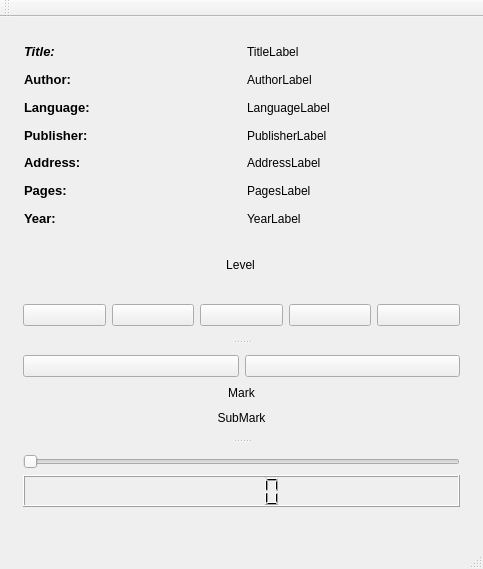
The window that OGG/Player/player.ui (BryanFernandes/player_rab-ogg) describes before a commit, drawn with Qt 5.
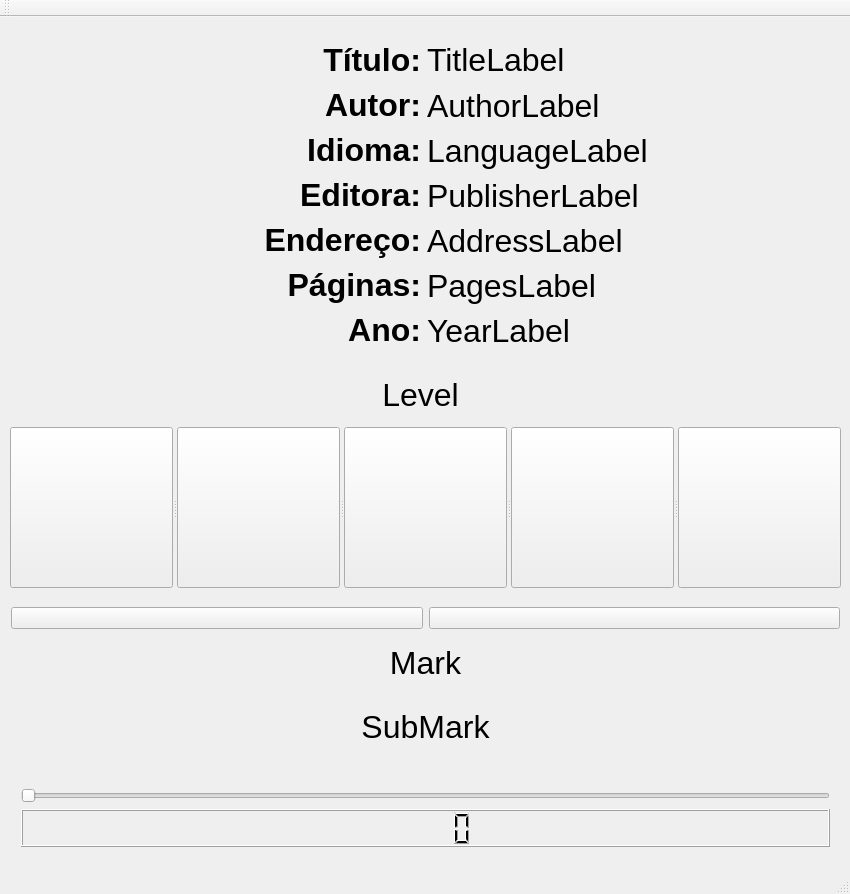
The same window after the commit. Icons and pictures are not drawn.

```diff
--- a/OGG/Player/player.ui
+++ b/OGG/Player/player.ui
@@ -6,8 +6,8 @@
    <rect>
     <x>0</x>
     <y>0</y>
-    <width>483</width>
-    <height>569</height>
+    <width>850</width>
+    <height>894</height>
    </rect>
   </property>
   <property name="windowTitle">
@@ -17,14 +17,19 @@
    <widget class="QLabel" name="levelLabel">
     <property name="geometry">
      <rect>
-      <x>200</x>
-      <y>240</y>
+      <x>380</x>
+      <y>360</y>
       <width>81</width>
-      <height>16</height>
+      <height>31</height>
      </rect>
     </property>
+    <property name="font">
+     <font>
+      <pointsize>24</pointsize>
+     </font>
+    </property>
     <property name="text">
-     <string>&lt;html&gt;&lt;head/&gt;&lt;body&gt;&lt;p align=&quot;center&quot;&gt;Level&lt;/p&gt;&lt;/body&gt;&lt;/html&gt;</string>
+     <string>&lt;html&gt;&lt;head/&gt;&lt;body&gt;&lt;p align=&quot;center&quot;&gt;&lt;span style=&quot; font-size:24pt;&quot;&gt;Level&lt;/span&gt;&lt;/p&gt;&lt;/body&gt;&lt;/html&gt;</string>
     </property>
    </widget>
    <widget class="QWidget" name="layoutWidget">
@@ -32,27 +37,33 @@
      <rect>
       <x>13</x>
       <y>13</y>
-      <width>461</width>
-      <height>211</height>
+      <width>821</width>
+      <height>331</height>
      </rect>
     </property>
     <layout class="QGridLayout" name="gridLayout_2">
-     <item row="6" column="0">
-      <widget class="QLabel" name="staticYearLabel">
-       <property name="text">
-        <string>&lt;html&gt;&lt;head/&gt;&lt;body&gt;&lt;p&gt;&lt;span style=&quot; font-size:10pt; font-weight:600;&quot;&gt;Year:&lt;/span&gt;&lt;/p&gt;&lt;/body&gt;&lt;/html&gt;</string>
-       </property>
-      </widget>
-     </item>
      <item row="3" column="0">
       <widget class="QLabel" name="staticPublisherLabel">
+       <property name="font">
+        <font>
+         <pointsize>24</pointsize>
+        </font>
+       </property>
        <property name="text">
-        <string>&lt;html&gt;&lt;head/&gt;&lt;body&gt;&lt;p&gt;&lt;span style=&quot; font-size:10pt; font-weight:600;&quot;&gt;Publisher:&lt;/span&gt;&lt;/p&gt;&lt;/body&gt;&lt;/html&gt;</string>
+        <string>&lt;html&gt;&lt;head/&gt;&lt;body&gt;&lt;p align=&quot;right&quot;&gt;&lt;span style=&quot; font-size:24pt; font-weight:600;&quot;&gt;Editora:&lt;/span&gt;&lt;/p&gt;&lt;/body&gt;&lt;/html&gt;</string>
        </property>
       </widget>
      </item>
      <item row="0" column="1">
       <widget class="QLabel" name="titleLabel">
+       <property name="font">
+        <font>
+         <pointsize>24</pointsize>
+        </font>
+       </property>
+       <property name="mouseTracking">
+        <bool>true</bool>
+       </property>
        <property name="text">
         <string>&lt;html&gt;&lt;head/&gt;&lt;body&gt;&lt;p&gt;TitleLabel&lt;/p&gt;&lt;/body&gt;&lt;/html&gt;</string>
        </property>
@@ -60,6 +71,14 @@
      </item>
      <item row="1" column="1">
       <widget class="QLabel" name="authorLabel">
+       <property name="font">
+        <font>
+         <pointsize>24</pointsize>
+        </font>
+       </property>
+       <property name="mouseTracking">
+        <bool>true</bool>
+       </property>
        <property name="text">
         <string>AuthorLabel</string>
        </property>
@@ -67,6 +86,14 @@
      </item>
      <item row="4" column="1">
       <widget class="QLabel" name="addressLabel">
+       <property name="font">
+        <font>
+         <pointsize>24</pointsize>
+        </font>
+       </property>
+       <property name="mouseTracking">
+        <bool>true</bool>
+       </property>
        <property name="text">
         <string>AddressLabel</string>
        </property>
@@ -74,20 +101,38 @@
      </item>
      <item row="1" column="0">
       <widget class="QLabel" name="staticAutorLabel">
+       <property name="font">
+        <font>
+         <pointsize>24</pointsize>
+        </font>
+       </property>
        <property name="text">
-        <string>&lt;html&gt;&lt;head/&gt;&lt;body&gt;&lt;p&gt;&lt;span style=&quot; font-size:10pt; font-weight:600;&quot;&gt;Author:&lt;/span&gt;&lt;/p&gt;&lt;/body&gt;&lt;/html&gt;</string>
+        <string>&lt;html&gt;&lt;head/&gt;&lt;body&gt;&lt;p align=&quot;right&quot;&gt;&lt;span style=&quot; font-size:24pt; font-weight:600;&quot;&gt;Autor:&lt;/span&gt;&lt;/p&gt;&lt;/body&gt;&lt;/html&gt;</string>
        </property>
       </widget>
      </item>
      <item row="5" column="0">
       <widget class="QLabel" name="staticPagesLabel">
+       <property name="font">
+        <font>
+         <pointsize>24</pointsize>
+        </font>
+       </property>
        <property name="text">
-        <string>&lt;html&gt;&lt;head/&gt;&lt;body&gt;&lt;p&gt;&lt;span style=&quot; font-size:10pt; font-weight:600;&quot;&gt;Pages:&lt;/span&gt;&lt;/p&gt;&lt;/body&gt;&lt;/html&gt;</string>
+        <string>&lt;html&gt;&lt;head/&gt;&lt;body&gt;&lt;p align=&quot;right&quot;&gt;&lt;span style=&quot; font-size:24pt; font-weight:600;&quot;&gt;Páginas:&lt;/span&gt;&lt;/p&gt;&lt;/body&gt;&lt;/html&gt;</string>
        </property>
       </widget>
      </item>
      <item row="6" column="1">
       <widget class="QLabel" name="yearLabel">
+       <property name="font">
+        <font>
+         <pointsize>24</pointsize>
+        </font>
+       </property>
+       <property name="mouseTracking">
+        <bool>true</bool>
+       </property>
        <property name="text">
         <string>YearLabel</string>
        </property>
@@ -95,6 +140,14 @@
      </item>
      <item row="5" column="1">
       <widget class="QLabel" name="pagesLabel">
+       <property name="font">
+        <font>
+         <pointsize>24</pointsize>
+        </font>
+       </property>
+       <property name="mouseTracking">
+        <bool>true</bool>
+       </property>
        <property name="text">
         <string>PagesLabel</string>
        </property>
@@ -102,15 +155,25 @@
      </item>
      <item row="2" column="0">
       <widget class="QLabel" name="staticLanguageLabel">
+       <property name="font">
+        <font>
+         <pointsize>24</pointsize>
+        </font>
+       </property>
        <property name="text">
-        <string>&lt;html&gt;&lt;head/&gt;&lt;body&gt;&lt;p&gt;&lt;span style=&quot; font-size:10pt; font-weight:600;&quot;&gt;Language:&lt;/span&gt;&lt;/p&gt;&lt;/body&gt;&lt;/html&gt;</string>
+        <string>&lt;html&gt;&lt;head/&gt;&lt;body&gt;&lt;p align=&quot;right&quot;&gt;&lt;span style=&quot; font-size:24pt; font-weight:600;&quot;&gt;Idioma:&lt;/span&gt;&lt;/p&gt;&lt;/body&gt;&lt;/html&gt;</string>
        </property>
       </widget>
      </item>
      <item row="0" column="0">
       <widget class="QLabel" name="staticTitleLabel">
+       <property name="font">
+        <font>
+         <pointsize>24</pointsize>
+        </font>
+       </property>
        <property name="text">
-        <string>&lt;html&gt;&lt;head/&gt;&lt;body&gt;&lt;p&gt;&lt;span style=&quot; font-size:10pt; font-weight:600; font-style:italic;&quot;&gt;Title:&lt;/span&gt;&lt;/p&gt;&lt;/body&gt;&lt;/html&gt;</string>
+        <string>&lt;html&gt;&lt;head/&gt;&lt;body&gt;&lt;p align=&quot;right&quot;&gt;&lt;span style=&quot; font-size:24pt; font-weight:600;&quot;&gt;Título:&lt;/span&gt;&lt;/p&gt;&lt;/body&gt;&lt;/html&gt;</string>
        </property>
        <property name="alignment">
         <set>Qt::AlignLeading|Qt::AlignLeft|Qt::AlignVCenter</set>
@@ -119,6 +182,14 @@
      </item>
      <item row="2" column="1">
       <widget class="QLabel" name="languageLabel">
+       <property name="font">
+        <font>
+         <pointsize>24</pointsize>
+        </font>
+       </property>
+       <property name="mouseTracking">
+        <bool>true</bool>
+       </property>
        <property name="text">
         <string>LanguageLabel</string>
        </property>
@@ -126,6 +197,14 @@
      </item>
      <item row="3" column="1">
       <widget class="QLabel" name="publisherLabel">
+       <property name="font">
+        <font>
+         <pointsize>24</pointsize>
+        </font>
+       </property>
+       <property name="mouseTracking">
+        <bool>true</bool>
+       </property>
        <property name="text">
         <string>PublisherLabel</string>
        </property>
@@ -133,123 +212,39 @@
      </item>
      <item row="4" column="0">
       <widget class="QLabel" name="staticAddressLabel">
+       <property name="font">
+        <font>
+         <pointsize>24</pointsize>
+        </font>
+       </property>
        <property name="text">
-        <string>&lt;html&gt;&lt;head/&gt;&lt;body&gt;&lt;p&gt;&lt;span style=&quot; font-size:10pt; font-weight:600;&quot;&gt;Address:&lt;/span&gt;&lt;/p&gt;&lt;/body&gt;&lt;/html&gt;</string>
+        <string>&lt;html&gt;&lt;head/&gt;&lt;body&gt;&lt;p align=&quot;right&quot;&gt;&lt;span style=&quot; font-size:24pt; font-weight:600;&quot;&gt;Endereço:&lt;/span&gt;&lt;/p&gt;&lt;/body&gt;&lt;/html&gt;</string>
+       </property>
+      </widget>
+     </item>
+     <item row="6" column="0">
+      <widget class="QLabel" name="staticYearLabel">
+       <property name="font">
+        <font>
+         <pointsize>24</pointsize>
+        </font>
+       </property>
+       <property name="text">
+        <string>&lt;html&gt;&lt;head/&gt;&lt;body&gt;&lt;p align=&quot;right&quot;&gt;&lt;span style=&quot; font-size:24pt; font-weight:600;&quot;&gt;Ano:&lt;/span&gt;&lt;/p&gt;&lt;/body&gt;&lt;/html&gt;</string>
        </property>
       </widget>
      </item>
     </layout>
    </widget>
-   <widget class="QSplitter" name="splitter">
+   <widget class="QWidget" name="layoutWidget">
     <property name="geometry">
      <rect>
-      <x>12</x>
-      <y>273</y>
-      <width>459</width>
-      <height>228</height>
+      <x>0</x>
+      <y>579</y>
+      <width>851</width>
+      <height>171</height>
      </rect>
     </property>
-    <property name="orientation">
-     <enum>Qt::Vertical</enum>
-    </property>
-    <widget class="QSplitter" name="splitter_2">
-     <property name="orientation">
-      <enum>Qt::Vertical</enum>
-     </property>
-     <widget class="QSplitter" name="splitter_3">
-      <property name="orientation">
-       <enum>Qt::Vertical</enum>
-      </property>
-      <widget class="QWidget" name="layoutWidget">
-       <layout class="QHBoxLayout" name="horizontalLayout">
-        <item>
-         <widget class="QPushButton" name="fastrewindButton">
-          <property name="text">
-           <string/>
-          </property>
-          <property name="icon">
-           <iconset resource="resource.qrc">
-            <normaloff>:/images/seek-backward.png</normaloff>:/images/seek-backward.png</iconset>
-          </property>
-          <property name="iconSize">
-           <size>
-            <width>30</width>
-            <height>30</height>
-           </size>
-          </property>
-         </widget>
-        </item>
-        <item>
-         <widget class="QPushButton" name="rewindButton">
-          <property name="text">
-           <string/>
-          </property>
-          <property name="icon">
-           <iconset resource="resource.qrc">
-            <normaloff>:/images/backward.png</normaloff>:/images/backward.png</iconset>
-          </property>
-          <property name="iconSize">
-           <size>
-            <width>46</width>
-            <height>46</height>
-           </size>
-          </property>
-         </widget>
-        </item>
-        <item>
-         <widget class="QPushButton" name="playOrPauseButton">
-          <property name="text">
-           <string/>
-          </property>
-          <property name="icon">
-           <iconset resource="resource.qrc">
-            <normaloff>:/images/start.png</normaloff>:/images/start.png</iconset>
-          </property>
-          <property name="iconSize">
-           <size>
-            <width>69</width>
-            <height>69</height>
-           </size>
-          </property>
-         </widget>
-        </item>
-        <item>
-         <widget class="QPushButton" name="forwardButton">
-          <property name="text">
-           <string/>
-          </property>
-          <property name="icon">
-           <iconset resource="resource.qrc">
-            <normaloff>:/images/forward.png</normaloff>:/images/forward.png</iconset>
-          </property>
-          <property name="iconSize">
-           <size>
-            <width>46</width>
-            <height>46</height>
-           </size>
-          </property>
-         </widget>
-        </item>
-        <item>
-         <widget class="QPushButton" name="fastforwardButton">
-          <property name="text">
-           <string/>
-          </property>
-          <property name="icon">
-           <iconset resource="resource.qrc">
-            <normaloff>:/images/seek-forward.png</normaloff>:/images/seek-forward.png</iconset>
-          </property>
-          <property name="iconSize">
-           <size>
-            <width>30</width>
-            <height>30</height>
-           </size>
-          </property>
-         </widget>
-        </item>
-       </layout>
-      </widget>
-      <widget class="QWidget" name="layoutWidget">
        <layout class="QVBoxLayout" name="verticalLayout_2">
         <item>
          <layout class="QHBoxLayout" name="horizontalLayout_2">
@@ -262,6 +257,12 @@
              <iconset resource="resource.qrc">
               <normaloff>:/images/up.png</normaloff>:/images/up.png</iconset>
             </property>
+         <property name="iconSize">
+          <size>
+           <width>32</width>
+           <height>32</height>
+          </size>
+         </property>
            </widget>
           </item>
           <item>
@@ -273,28 +274,55 @@
              <iconset resource="resource.qrc">
               <normaloff>:/images/down.png</normaloff>:/images/down.png</iconset>
             </property>
+         <property name="iconSize">
+          <size>
+           <width>32</width>
+           <height>32</height>
+          </size>
+         </property>
            </widget>
           </item>
          </layout>
         </item>
         <item>
          <widget class="QLabel" name="markLabel">
+       <property name="font">
+        <font>
+         <pointsize>24</pointsize>
+        </font>
+       </property>
           <property name="text">
-           <string>&lt;html&gt;&lt;head/&gt;&lt;body&gt;&lt;p align=&quot;center&quot;&gt;Mark&lt;/p&gt;&lt;/body&gt;&lt;/html&gt;</string>
+        <string>&lt;html&gt;&lt;head/&gt;&lt;body&gt;&lt;p align=&quot;center&quot;&gt;&lt;span style=&quot; font-size:24pt;&quot;&gt;Mark&lt;/span&gt;&lt;/p&gt;&lt;/body&gt;&lt;/html&gt;</string>
           </property>
          </widget>
         </item>
         <item>
          <widget class="QLabel" name="subMarkLabel">
+       <property name="font">
+        <font>
+         <pointsize>24</pointsize>
+        </font>
+       </property>
           <property name="text">
-           <string>&lt;html&gt;&lt;head/&gt;&lt;body&gt;&lt;p align=&quot;center&quot;&gt;SubMark&lt;/p&gt;&lt;/body&gt;&lt;/html&gt;</string>
+        <string>&lt;html&gt;&lt;head/&gt;&lt;body&gt;&lt;p align=&quot;center&quot;&gt;&lt;span style=&quot; font-size:24pt;&quot;&gt;SubMark&lt;/span&gt;&lt;/p&gt;&lt;/body&gt;&lt;/html&gt;</string>
           </property>
          </widget>
         </item>
        </layout>
       </widget>
       <widget class="QWidget" name="layoutWidget">
+    <property name="geometry">
+     <rect>
+      <x>10</x>
+      <y>760</y>
+      <width>831</width>
+      <height>81</height>
+     </rect>
+    </property>
        <layout class="QGridLayout" name="gridLayout">
+     <item row="2" column="2">
+      <widget class="QLCDNumber" name="lcdNumber"/>
+     </item>
         <item row="0" column="2">
          <widget class="QSlider" name="songSlider">
           <property name="orientation">
@@ -302,14 +330,110 @@
           </property>
          </widget>
         </item>
-        <item row="1" column="2">
-         <widget class="QLCDNumber" name="lcdNumber"/>
-        </item>
-       </layout>
-      </widget>
-     </widget>
+    </layout>
+   </widget>
+   <widget class="QSplitter" name="splitter">
+    <property name="geometry">
+     <rect>
+      <x>10</x>
+      <y>410</y>
+      <width>831</width>
+      <height>161</height>
+     </rect>
+    </property>
+    <property name="orientation">
+     <enum>Qt::Horizontal</enum>
+    </property>
+    <widget class="QPushButton" name="fastrewindButton">
+     <property name="text">
+      <string/>
+     </property>
+     <property name="icon">
+      <iconset resource="resource.qrc">
+       <normaloff>:/images/seek-backward.png</normaloff>:/images/seek-backward.png</iconset>
+     </property>
+     <property name="iconSize">
+      <size>
+       <width>80</width>
+       <height>80</height>
+      </size>
+     </property>
+    </widget>
+    <widget class="QPushButton" name="rewindButton">
+     <property name="text">
+      <string/>
+     </property>
+     <property name="icon">
+      <iconset resource="resource.qrc">
+       <normaloff>:/images/backward.png</normaloff>:/images/backward.png</iconset>
+     </property>
+     <property name="iconSize">
+      <size>
+       <width>100</width>
+       <height>100</height>
+      </size>
+     </property>
     </widget>
-   </widget>
+    <widget class="QPushButton" name="playOrPauseButton">
+     <property name="minimumSize">
+      <size>
+       <width>100</width>
+       <height>0</height>
+      </size>
+     </property>
+     <property name="text">
+      <string/>
+     </property>
+     <property name="icon">
+      <iconset resource="resource.qrc">
+       <normaloff>:/images/start.png</normaloff>:/images/start.png</iconset>
+     </property>
+     <property name="iconSize">
+      <size>
+       <width>120</width>
+       <height>120</height>
+      </size>
+     </property>
+    </widget>
+    <widget class="QPushButton" name="forwardButton">
+     <property name="enabled">
+      <bool>true</bool>
+     </property>
+     <property name="text">
+      <string/>
+     </property>
+     <property name="icon">
+      <iconset resource="resource.qrc">
+       <normaloff>:/images/forward.png</normaloff>:/images/forward.png</iconset>
+     </property>
+     <property name="iconSize">
+      <size>
+       <width>100</width>
+       <height>100</height>
+      </size>
+     </property>
+    </widget>
+    <widget class="QPushButton" name="fastforwardButton">
+     <property name="text">
+      <string/>
+     </property>
+     <property name="icon">
+      <iconset resource="resource.qrc">
+       <normaloff>:/images/seek-forward.png</normaloff>:/images/seek-forward.png</iconset>
+     </property>
+     <property name="iconSize">
+      <size>
+       <width>80</width>
+       <height>80</height>
+      </size>
+     </property>
+    </widget>
+   </widget>
+   <zorder>splitter</zorder>
+   <zorder>levelLabel</zorder>
+   <zorder>layoutWidget</zorder>
+   <zorder>layoutWidget</zorder>
+   <zorder>layoutWidget</zorder>
   </widget>
   <widget class="QMenuBar" name="menuBar">
    <property name="geometry">
```
Left out of the diff: 2 changed lines with no effect on the pictures. Lines whose indentation alone changed are shown as unchanged.
